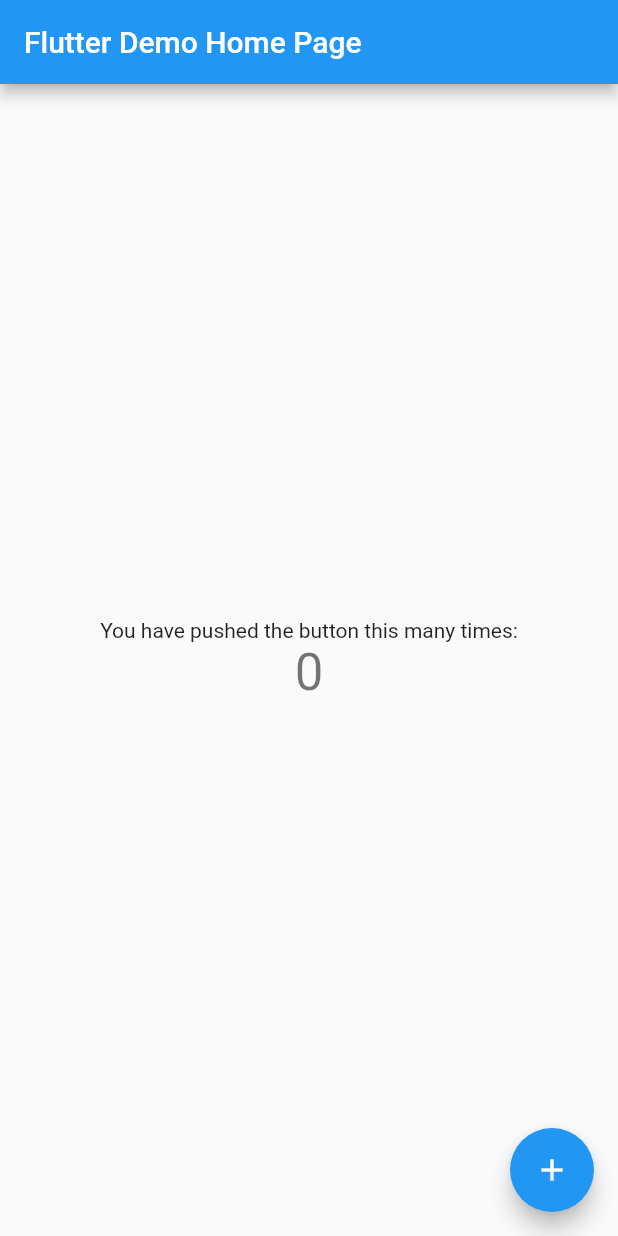
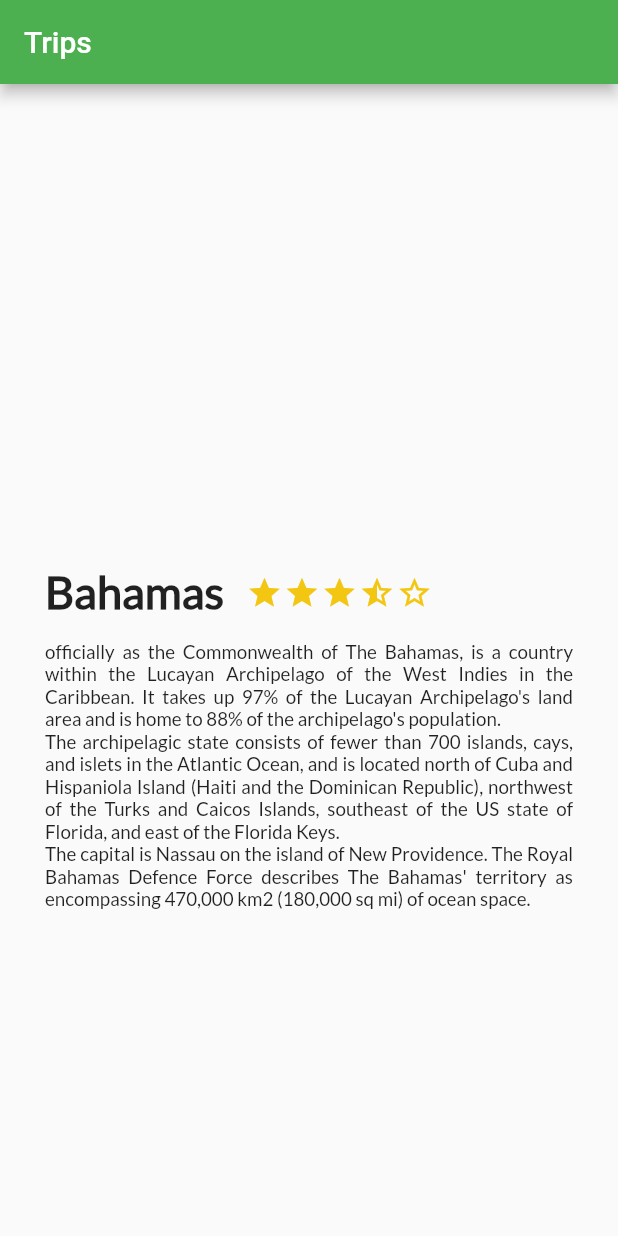
Before and after one commit to FerminLopezz/first_flutter_app, a Flutter app: the screen it shows after launch, on a phone screen of 412 x 824 dp. Run offline on Flutter 3.47's test engine with Material 2 defaults, Android fonts, the phone set to English and light mode, and no system bars.

Commit message:
description_place implementing and new Font type

```diff
--- /dev/null
+++ b/lib/description_place.dart
@@ -0,0 +1,108 @@
+import 'package:flutter/material.dart';
+
+class DescriptionPlace extends StatelessWidget {
+
+  String namePlace;
+  int stars;
+  String descriptionPlace;
+
+  DescriptionPlace(this.namePlace, this.stars, this.descriptionPlace);
+
+  @override
+  Widget build(BuildContext context) {
+
+    final starHalf = Container(
+      margin: EdgeInsets.only(
+        top: 323.0,
+        right: 1.0
+      ),
+
+      child: Icon(
+        Icons.star_half,
+        color: Color(0xFFf2C611),
+      )
+    );
+
+    final starBorder = Container(
+      margin: EdgeInsets.only(
+        top: 323.0,
+        right: 1.0
+      ),
+
+      child: Icon(
+        Icons.star_border,
+        color: Color(0xFFf2C611),
+      )
+    );
+
+    final star = Container(
+      margin: EdgeInsets.only(
+        top: 323.0,
+        right: 1.0
+      ),
+
+      child: Icon(
+        Icons.star,
+        color: Color(0xFFf2C611),
+      )
+    );
+
+    final titleStars = Row(
+      children: <Widget>[
+        Container(
+          margin: EdgeInsets.only(
+            top: 320.0,
+            left: 30.0,
+            right: 15.0
+          ),
+          child: Text(
+            namePlace,
+            style: TextStyle(
+              fontFamily: "Lato",
+              fontSize: 30.0,
+              fontWeight: FontWeight.w900
+            ),
+            textAlign: TextAlign.left,
+          ),
+        ),
+        Row(
+          children: <Widget>[
+            star,
+            star,
+            star,
+            starHalf,
+            starBorder
+          ],
+        )
+      ],
+    );
+
+    final descriptionText = Column(
+      children: <Widget>[
+        Container(
+          margin: EdgeInsets.only(
+            top: 15.0,
+            right: 30.0,
+            left: 30.0
+            ),
+
+          child: Text(
+            descriptionPlace,
+            style: TextStyle(
+              fontFamily: "Lato",
+              fontSize: 12.5,
+            ),
+            textAlign: TextAlign.justify,
+          )
+        )
+      ]
+    );
+
+    return Column(
+      children: <Widget>[
+        titleStars,
+        descriptionText
+      ],
+    );
+  }
+}
--- a/lib/main.dart
+++ b/lib/main.dart
@@ -1,8 +1,11 @@
 import 'package:flutter/material.dart';
+import 'description_place.dart';
 
 void main() {
   runApp(MyApp());
 }
+
+String description = " officially as the Commonwealth of The Bahamas, is a country within the Lucayan Archipelago of the West Indies in the Caribbean. It takes up 97% of the Lucayan Archipelago's land area and is home to 88% of the archipelago's population. \nThe archipelagic state consists of fewer than 700 islands, cays, and islets in the Atlantic Ocean, and is located north of Cuba and Hispaniola Island (Haiti and the Dominican Republic), northwest of the Turks and Caicos Islands, southeast of the US state of Florida, and east of the Florida Keys.\nThe capital is Nassau on the island of New Providence. The Royal Bahamas Defence Force describes The Bahamas' territory as encompassing 470,000 km2 (180,000 sq mi) of ocean space.";
 
 class MyApp extends StatelessWidget {
   // This widget is the root of your application.
@@ -10,23 +13,17 @@ class MyApp extends StatelessWidget {
   Widget build(BuildContext context) {
     return MaterialApp(
       title: 'Flutter Demo',
+      debugShowCheckedModeBanner:  false,
       theme: ThemeData(
-        // This is the theme of your application.
-        //
-        // Try running your application with "flutter run". You'll see the
-        // application has a blue toolbar. Then, without quitting the app, try
-        // changing the primarySwatch below to Colors.green and then invoke
-        // "hot reload" (press "r" in the console where you ran "flutter run",
-        // or simply save your changes to "hot reload" in a Flutter IDE).
-        // Notice that the counter didn't reset back to zero; the application
-        // is not restarted.
-        primarySwatch: Colors.blue,
-        // This makes the visual density adapt to the platform that you run
-        // the app on. For desktop platforms, the controls will be smaller and
-        // closer together (more dense) than on mobile platforms.
+        primarySwatch: Colors.green,
         visualDensity: VisualDensity.adaptivePlatformDensity,
       ),
-      home: MyHomePage(title: 'Flutter Demo Home Page'),
+      home: Scaffold(
+        appBar: AppBar(
+          title: Text("Trips")
+        ),
+        body: new DescriptionPlace("Bahamas", 4, description),
+      )
     );
   }
 }
--- a/pubspec.yaml
+++ b/pubspec.yaml
@@ -74,3 +74,7 @@ flutter:
   #
   # For details regarding fonts from package dependencies,
   # see https://flutter.dev/custom-fonts/#from-packages
+  fonts:
+  - family: Lato
+    fonts:
+      - asset: fonts/Lato-Regular.ttf
```
Also changed, not shown: fonts/Lato-Regular.ttf (added).
